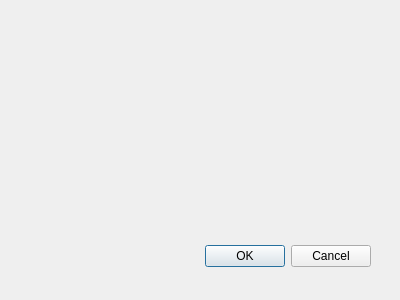
Above: Software/TheHangman/addwords.ui from michaelrenoo/TheHangman before the change. Below: the same form after it.
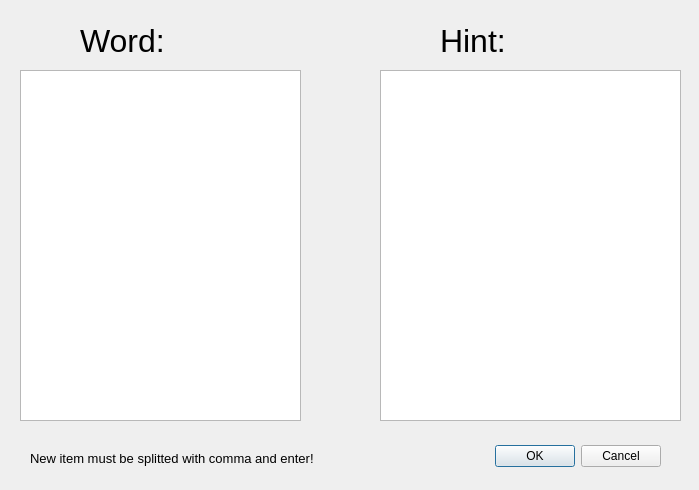
That is the form after the change.

Commit message: add text file for the database so that the words which were added would not be lost, if player exit the game. addwords function is now available.

What changed in the file:
```diff
--- a/Software/TheHangman/addwords.ui
+++ b/Software/TheHangman/addwords.ui
@@ -8,8 +8,8 @@
    <rect>
     <x>0</x>
     <y>0</y>
-    <width>400</width>
-    <height>300</height>
+    <width>699</width>
+    <height>490</height>
    </rect>
   </property>
   <property name="windowTitle">
@@ -18,8 +18,8 @@
   <widget class="QDialogButtonBox" name="buttonBox">
    <property name="geometry">
     <rect>
-     <x>30</x>
-     <y>240</y>
+     <x>320</x>
+     <y>440</y>
      <width>341</width>
      <height>32</height>
     </rect>
@@ -31,6 +31,86 @@
     <set>QDialogButtonBox::Cancel|QDialogButtonBox::Ok</set>
    </property>
   </widget>
+  <widget class="QLabel" name="label">
+   <property name="geometry">
+    <rect>
+     <x>80</x>
+     <y>20</y>
+     <width>111</width>
+     <height>41</height>
+    </rect>
+   </property>
+   <property name="font">
+    <font>
+     <pointsize>24</pointsize>
+    </font>
+   </property>
+   <property name="text">
+    <string>Word:</string>
+   </property>
+  </widget>
+  <widget class="QLabel" name="label_2">
+   <property name="geometry">
+    <rect>
+     <x>440</x>
+     <y>20</y>
+     <width>111</width>
+     <height>41</height>
+    </rect>
+   </property>
+   <property name="font">
+    <font>
+     <pointsize>24</pointsize>
+    </font>
+   </property>
+   <property name="text">
+    <string>Hint:</string>
+   </property>
+  </widget>
+  <widget class="QPlainTextEdit" name="addWordText">
+   <property name="geometry">
+    <rect>
+     <x>20</x>
+     <y>70</y>
+     <width>281</width>
+     <height>351</height>
+    </rect>
+   </property>
+   <property name="plainText">
+    <string/>
+   </property>
+  </widget>
+  <widget class="QPlainTextEdit" name="addHintText">
+   <property name="geometry">
+    <rect>
+     <x>380</x>
+     <y>70</y>
+     <width>301</width>
+     <height>351</height>
+    </rect>
+   </property>
+   <property name="plainText">
+    <string/>
+   </property>
+  </widget>
+  <widget class="QLabel" name="label_3">
+   <property name="geometry">
+    <rect>
+     <x>30</x>
+     <y>450</y>
+     <width>371</width>
+     <height>16</height>
+    </rect>
+   </property>
+   <property name="font">
+    <font>
+     <pointsize>10</pointsize>
+    </font>
+   </property>
+   <property name="text">
+    <string>New item must be splitted with comma and enter!</string>
+   </property>
+  </widget>
  </widget>
  <pixmapfunction/>
  <resources/>
```
Left out of the diff: 13 changed lines with no effect on the pictures. The commit also changes 8 other files.
